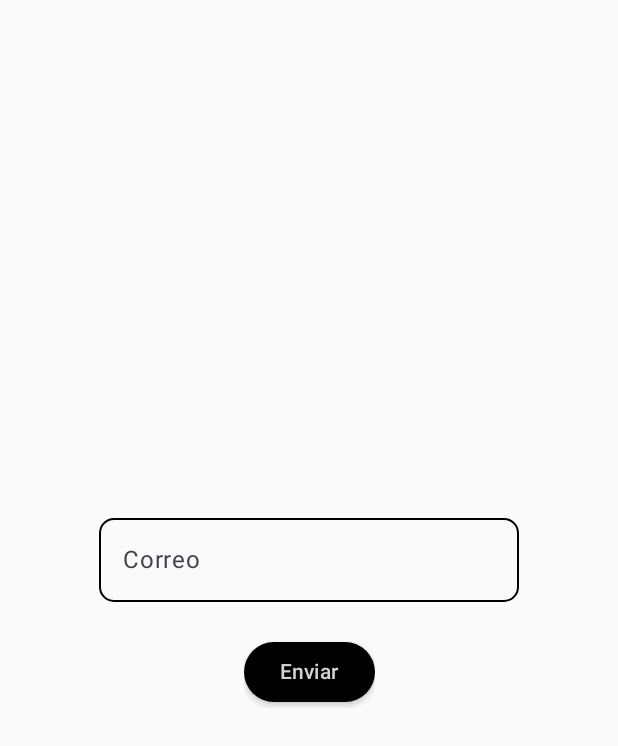
After one commit to JUANITOTELO/InvoiceManagerApp, an Android app built with Jetpack Compose: the ForgotPasswordPage screen opened through its navigation route, on a phone screen of 412 x 824 dp. The commit adds this screen. Shown: the top 746 px of the screen. Run offline under Robolectric (Android 15) with nearby library versions, the light colour scheme and no system bars; our stand-ins replace Firebase (no records; nobody signed in at launch, a user with empty details on screens opened directly).

Commit message:
Added Forgot Password Page :)

```diff
--- a/app/src/main/java/com/devdavidm/invoicemanagerapp/MainActivity.kt
+++ b/app/src/main/java/com/devdavidm/invoicemanagerapp/MainActivity.kt
@@ -7,6 +7,7 @@ import androidx.compose.runtime.Composable
 import androidx.navigation.compose.NavHost
 import androidx.navigation.compose.composable
 import androidx.navigation.compose.rememberNavController
+import com.devdavidm.invoicemanagerapp.forgotpasswordpage.ForgotPasswordPage
 import com.devdavidm.invoicemanagerapp.homepage.HomePage
 import com.devdavidm.invoicemanagerapp.loginpage.LoginPage
 import com.devdavidm.invoicemanagerapp.onboardingpage.OnboardingPage
@@ -33,6 +34,7 @@ fun MyApp(context: ComponentActivity){
     NavHost(navController = navController, startDestination = "onboarding"){
         composable("onboarding"){ OnboardingPage(navController) }
         composable("login"){ LoginPage(context = context, navController, auth) }
+        composable("forgot_password"){ ForgotPasswordPage(context = context, navController, auth) }
         composable("register"){ RegisterPage(context = context, navController, auth) }
         composable("home"){ HomePage(navController, auth) }
     }
--- /dev/null
+++ b/app/src/main/java/com/devdavidm/invoicemanagerapp/forgotpasswordpage/ForgotPasswordPage.kt
@@ -0,0 +1,69 @@
+package com.devdavidm.invoicemanagerapp.forgotpasswordpage
+
+import androidx.activity.ComponentActivity
+import androidx.compose.foundation.gestures.detectTapGestures
+import androidx.compose.foundation.layout.Arrangement
+import androidx.compose.foundation.layout.Column
+import androidx.compose.foundation.layout.Spacer
+import androidx.compose.foundation.layout.fillMaxSize
+import androidx.compose.foundation.layout.height
+import androidx.compose.foundation.rememberScrollState
+import androidx.compose.foundation.verticalScroll
+import androidx.compose.material3.Surface
+import androidx.compose.runtime.Composable
+import androidx.compose.runtime.mutableStateOf
+import androidx.compose.runtime.remember
+import androidx.compose.ui.Alignment
+import androidx.compose.ui.Modifier
+import androidx.compose.ui.graphics.Color
+import androidx.compose.ui.input.pointer.pointerInput
+import androidx.compose.ui.platform.LocalFocusManager
+import androidx.compose.ui.text.input.TextFieldValue
+import androidx.compose.ui.unit.dp
+import androidx.navigation.NavController
+import com.devdavidm.invoicemanagerapp.button.Button
+import com.devdavidm.invoicemanagerapp.loginpage.TextInput
+import com.google.firebase.auth.FirebaseAuth
+
+@Composable
+fun ForgotPasswordPage(context: ComponentActivity, navController: NavController, auth: FirebaseAuth){
+    Surface(color = Color(0xFFFAFAFA)) {
+        ContainerFocus(context, navController, auth)
+    }
+}
+
+@Composable
+fun ContainerFocus(context: ComponentActivity, navController: NavController, auth: FirebaseAuth) {
+    val focusManager = LocalFocusManager.current
+    val scrollState = rememberScrollState()
+    val validEmail = remember {
+        mutableStateOf(false)
+    }
+    Column(
+        modifier = Modifier
+            .fillMaxSize()
+            .verticalScroll(scrollState)
+            .pointerInput(UInt) {
+                detectTapGestures(
+                    onTap = {
+                        focusManager.clearFocus()
+                    }
+                )
+            },
+        verticalArrangement = Arrangement.Center,
+        horizontalAlignment = Alignment.CenterHorizontally
+    ) {
+        val emailValue = remember {
+            mutableStateOf(TextFieldValue())
+        }
+        TextInput(label = "Correo", mutableText = emailValue)
+        Spacer(modifier = Modifier.height(7.dp))
+        Button(text="Enviar"){
+            forgotPassword(emailValue.value.text, auth)
+        }
+    }
+}
+
+fun forgotPassword(text: String, auth: FirebaseAuth) {
+    auth.sendPasswordResetEmail(text)
+}
```
Also changed, not shown: app/src/main/java/com/devdavidm/invoicemanagerapp/loginpage/LoginPage.kt (+16 -0 lines).
